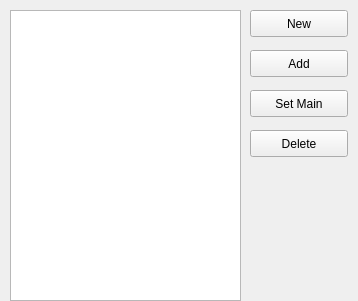
Before: the Qt Designer form IDE/GUI/dialogs/projectcfg/projectcfg_filemgr.ui in AbyssAbbeba/MDS-picoblaze-AVR-ide, drawn with Qt 5.
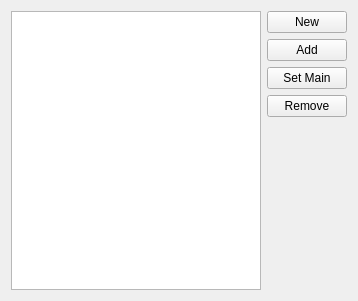
After: the same form once the commit is applied.

The edit to the form file:
```diff
--- a/IDE/GUI/dialogs/projectcfg/projectcfg_filemgr.ui
+++ b/IDE/GUI/dialogs/projectcfg/projectcfg_filemgr.ui
@@ -13,68 +13,52 @@
   <property name="windowTitle">
    <string>Form</string>
   </property>
-  <widget class="QListWidget" name="lstFiles">
-   <property name="geometry">
-    <rect>
-     <x>10</x>
-     <y>10</y>
-     <width>231</width>
-     <height>291</height>
-    </rect>
-   </property>
-  </widget>
-  <widget class="QPushButton" name="btnNew">
-   <property name="geometry">
-    <rect>
-     <x>250</x>
-     <y>10</y>
-     <width>98</width>
-     <height>27</height>
-    </rect>
-   </property>
+  <layout class="QGridLayout" name="gridLayout">
+   <item row="3" column="1">
+    <widget class="QPushButton" name="btnDelete">
    <property name="text">
-    <string>New</string>
-   </property>
-  </widget>
-  <widget class="QPushButton" name="btnAdd">
-   <property name="geometry">
-    <rect>
-     <x>250</x>
-     <y>50</y>
-     <width>98</width>
-     <height>27</height>
-    </rect>
-   </property>
-   <property name="text">
-    <string>Add</string>
-   </property>
-  </widget>
+      <string>Remove</string>
+     </property>
+    </widget>
+   </item>
+   <item row="2" column="1">
   <widget class="QPushButton" name="btnSetMain">
-   <property name="geometry">
-    <rect>
-     <x>250</x>
-     <y>90</y>
-     <width>98</width>
-     <height>27</height>
-    </rect>
-   </property>
    <property name="text">
     <string>Set Main</string>
    </property>
   </widget>
-  <widget class="QPushButton" name="btnDelete">
-   <property name="geometry">
-    <rect>
-     <x>250</x>
-     <y>130</y>
-     <width>98</width>
-     <height>27</height>
-    </rect>
-   </property>
+   </item>
+   <item row="1" column="1">
+    <widget class="QPushButton" name="btnAdd">
+     <property name="text">
+      <string>Add</string>
+     </property>
+    </widget>
+   </item>
+   <item row="0" column="1">
+    <widget class="QPushButton" name="btnNew">
    <property name="text">
-    <string>Delete</string>
-   </property>
-  </widget>
+      <string>New</string>
+     </property>
+    </widget>
+   </item>
+   <item row="4" column="1">
+    <spacer name="verticalSpacer">
+     <property name="orientation">
+      <enum>Qt::Vertical</enum>
+     </property>
+     <property name="sizeHint" stdset="0">
+      <size>
+       <width>20</width>
+       <height>40</height>
+      </size>
+     </property>
+    </spacer>
+   </item>
+   <item row="0" column="0" rowspan="5">
+    <widget class="QListWidget" name="lstFiles"/>
+   </item>
+  </layout>
  </widget>
  <resources/>
  <connections/>
```
Lines whose indentation alone changed are shown as unchanged.
